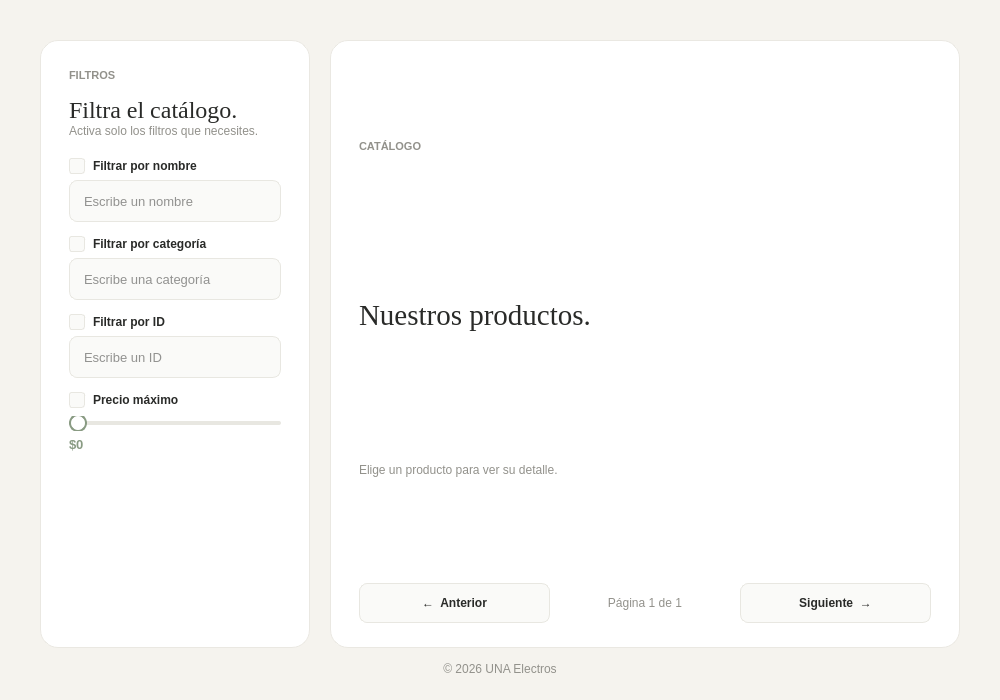
Above: proyecto progra/menuPaginacion.ui from AntonyEduardoAguirre/proyectoprogramacion2 before the change. Below: the same form after it.
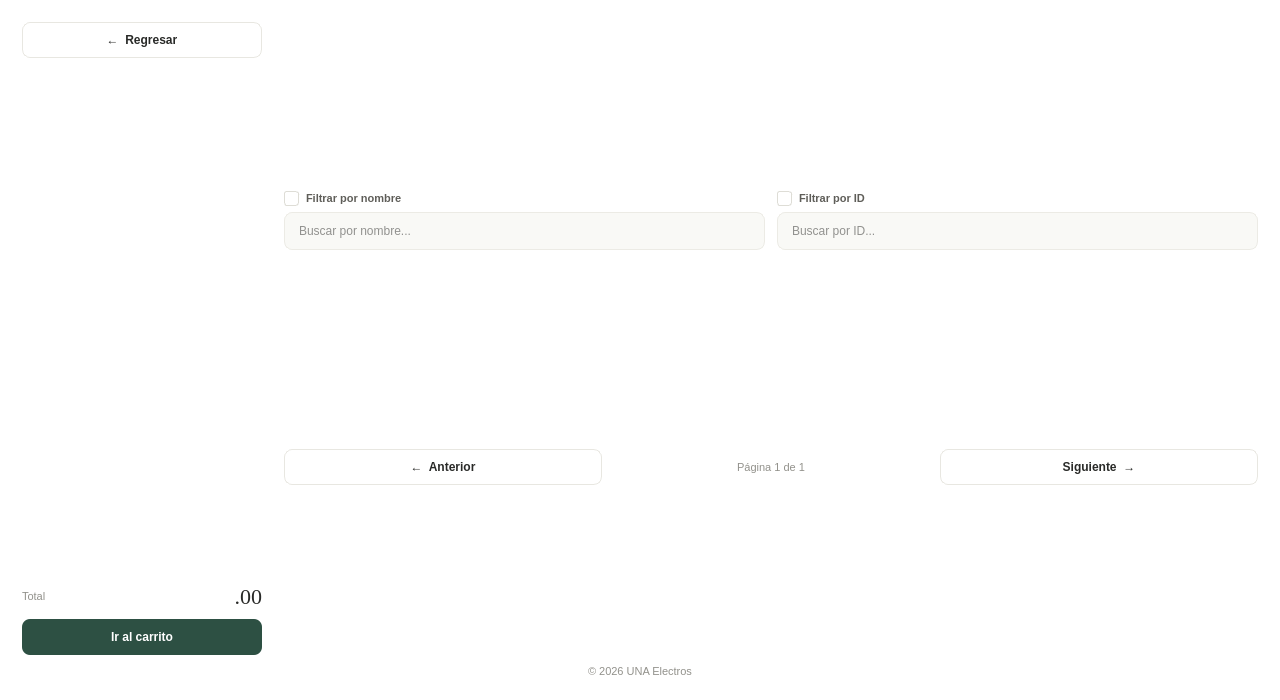
That is the form after the change.

```diff
--- a/proyecto progra/menuPaginacion.ui
+++ b/proyecto progra/menuPaginacion.ui
@@ -6,13 +6,13 @@
    <rect>
     <x>0</x>
     <y>0</y>
-    <width>1000</width>
+    <width>1280</width>
     <height>700</height>
    </rect>
   </property>
   <property name="minimumSize">
    <size>
-    <width>920</width>
+    <width>1100</width>
     <height>640</height>
    </size>
   </property>
@@ -21,9 +21,15 @@
   </property>
   <property name="styleSheet">
    <string notr="true">QMainWindow, #centralwidget {
-	background-color: #F5F3EE;
+	background-color: #FFFFFF;
+	font-family: "Segoe UI";
+	font-size: 12px;
 }
-#cardFiltros, #cardCatalogo, #cardDetalle {
+#cardFiltros, #cardCatalogo {
+	background: transparent;
+	border: none;
+}
+#cardDetalle {
 	background-color: #FFFFFF;
 	border: 1px solid #EAE8E2;
 	border-radius: 18px;
@@ -36,46 +42,55 @@
 }
 QLabel#titleFiltros {
 	color: #292A28;
-	font-family: Georgia;
+	font-family: "Segoe UI";
+	font-size: 17px;
+	font-weight: 600;
+}
+QLabel#titleCatalogo {
+	color: #292A28;
+	font-family: "Segoe UI";
+	font-size: 22px;
+	font-weight: 600;
+}
+QLabel#titleDetalle {
+	color: #292A28;
+	font-family: "Segoe UI";
 	font-size: 24px;
-}
-QLabel#titleCatalogo, QLabel#titleDetalle {
-	color: #292A28;
-	font-family: Georgia;
-	font-size: 29px;
+	font-weight: 600;
 }
 QLabel#subtitleFiltros, QLabel#subtitleCatalogo, QLabel#subtitleDetalle,
 QLabel#copyrightMenu, QLabel#copyrightDetalle, QLabel#lblPagina {
 	color: #92918B;
 	font-family: "Segoe UI";
-	font-size: 12px;
+	font-size: 11px;
 }
 QCheckBox {
-	color: #292A28;
+	color: #5F5E59;
 	font-family: "Segoe UI";
-	font-size: 12px;
+	font-size: 11px;
 	font-weight: 600;
-	spacing: 8px;
+	spacing: 7px;
 }
 QCheckBox::indicator {
-	width: 14px;
-	height: 14px;
-	border: 1px solid #E8E7E1;
+	width: 13px;
+	height: 13px;
+	border: 1px solid #DEDDD6;
 	border-radius: 3px;
-	background: #FAFAF8;
+	background: #FFFFFF;
 }
 QCheckBox::indicator:checked {
-	background: #899B83;
-	border-color: #899B83;
+	background: #2D5043;
+	border-color: #2D5043;
 }
 QLineEdit {
-	background-color: #FAFAF8;
+	background-color: #F9F9F6;
 	color: #292A28;
-	border: 1px solid #E8E7E1;
+	border: 1px solid #ECEBE5;
 	border-radius: 8px;
 	padding: 0 12px;
-	min-height: 40px;
-	font-size: 13px;
+	min-height: 36px;
+	font-family: "Segoe UI";
+	font-size: 12px;
 }
 QLineEdit:focus {
 	border: 1px solid #899B83;
@@ -91,12 +106,12 @@
 	border-radius: 2px;
 }
 QSlider::sub-page:horizontal {
-	background: #899B83;
+	background: #2D5043;
 	border-radius: 2px;
 }
 QSlider::handle:horizontal {
 	background: #FFFFFF;
-	border: 2px solid #899B83;
+	border: 2px solid #2D5043;
 	width: 14px;
 	height: 14px;
 	margin: -7px 0;
@@ -112,33 +127,33 @@
 	border-color: #C9CCC5;
 }
 QLabel#lblPrecio {
-	color: #899B83;
-	font-family: "Segoe UI";
-	font-size: 13px;
-	font-weight: 600;
+	color: #292A28;
+	font-family: Georgia;
+	font-size: 22px;
 }
 QPushButton#btnProducto {
 	background-color: #FAFAF8;
 	color: #292A28;
 	border: 1px solid #EAE8E2;
 	border-radius: 12px;
-	padding: 12px;
+	padding: 10px;
 	font-family: "Segoe UI";
-	font-size: 13px;
+	font-size: 11px;
 	font-weight: 600;
 }
 QPushButton#btnProducto:hover {
 	background-color: #F4F7F3;
 	border-color: #899B83;
 }
-QPushButton#btnAnterior, QPushButton#btnSiguiente, QPushButton#btnSalir {
-	background: #FAFAF8;
+QPushButton#btnAnterior, QPushButton#btnSiguiente, QPushButton#btnRegresar, QPushButton#btnSalir {
+	background: #FFFFFF;
 	color: #292A28;
 	border: 1px solid #E8E7E1;
 	border-radius: 8px;
-	min-height: 38px;
+	min-height: 34px;
 	padding: 0 16px;
 	font-family: "Segoe UI";
+	font-size: 12px;
 	font-weight: 600;
 }
 QPushButton#btnAnterior:hover, QPushButton#btnSiguiente:hover, QPushButton#btnSalir:hover {
@@ -149,13 +164,30 @@
 	color: #B5B4AE;
 	border-color: #EFEEE9;
 }
+QPushButton#btnCarrito {
+	background: #2D5043;
+	color: #FFFFFF;
+	border: none;
+	border-radius: 8px;
+	min-height: 36px;
+	font-family: "Segoe UI";
+	font-size: 12px;
+	font-weight: 600;
+}
+QPushButton#btnCarrito:hover {
+	background: #244238;
+}
+QPushButton#btnCarrito:pressed {
+	background: #1D372E;
+}
 QPushButton#btnComprar {
-	background: #899B83;
+	background: #2D5043;
 	color: #FFFFFF;
 	border: none;
 	border-radius: 8px;
-	min-height: 43px;
+	min-height: 42px;
 	font-family: "Segoe UI";
+	font-size: 12px;
 	font-weight: 600;
 }
 QPushButton#btnComprar:hover {
@@ -170,21 +202,51 @@
 	padding: 12px;
 	font-size: 13px;
 }
+
+ QScrollArea#scrollCarritoPanel {
+ 	background: transparent;
+ 	border: none;
+ }
+ QWidget#areaCarritoPanel {
+ 	background: transparent;
+ }
+ QLabel#lblCarritoVacio, QLabel#lblItemCarritoPanel {
+ 	color: #292A28;
+ 	background: #FAFAF8;
+ 	border: 1px solid #EAE8E2;
+ 	border-radius: 8px;
+ 	padding: 14px;
+ 	font-family: "Segoe UI";
+ 	font-size: 13px;
+ }
+ QLabel#lblCarritoVacio {
+ 	color: #92918B;
+ }
+ QLabel#lblTituloTotalPanel {
+ 	color: #92918B;
+ 	font-family: "Segoe UI";
+ 	font-size: 11px;
+ }
+ QLabel#lblTotalPanel {
+ 	color: #292A28;
+ 	font-family: Georgia;
+ 	font-size: 22px;
+ }
 </string>
   </property>
   <widget class="QWidget" name="centralwidget">
    <layout class="QVBoxLayout" name="verticalLayoutMain">
     <property name="leftMargin">
-     <number>24</number>
+     <number>22</number>
     </property>
     <property name="topMargin">
-     <number>24</number>
+     <number>22</number>
     </property>
     <property name="rightMargin">
-     <number>24</number>
+     <number>22</number>
     </property>
     <property name="bottomMargin">
-     <number>24</number>
+     <number>22</number>
     </property>
     <item>
      <widget class="QStackedWidget" name="stackedWidget">
@@ -194,16 +256,16 @@
       <widget class="QWidget" name="paginaMenu">
        <layout class="QVBoxLayout" name="layoutPaginaMenu" stretch="1,0">
         <property name="spacing">
-         <number>14</number>
+         <number>10</number>
         </property>
         <property name="leftMargin">
-         <number>16</number>
+         <number>0</number>
         </property>
         <property name="topMargin">
-         <number>16</number>
+         <number>0</number>
         </property>
         <property name="rightMargin">
-         <number>16</number>
+         <number>0</number>
         </property>
         <property name="bottomMargin">
          <number>0</number>
@@ -211,19 +273,19 @@
         <item>
          <layout class="QHBoxLayout" name="horizontalLayoutMenu" stretch="0,1">
           <property name="spacing">
-           <number>20</number>
+           <number>22</number>
           </property>
           <item>
            <widget class="QFrame" name="cardFiltros">
             <property name="minimumSize">
              <size>
-              <width>270</width>
+              <width>240</width>
               <height>0</height>
              </size>
             </property>
             <property name="maximumSize">
              <size>
-              <width>300</width>
+              <width>240</width>
               <height>16777215</height>
              </size>
             </property>
@@ -235,21 +297,21 @@
               <number>0</number>
              </property>
              <property name="leftMargin">
-              <number>28</number>
+               <number>0</number>
              </property>
              <property name="topMargin">
-              <number>28</number>
+               <number>0</number>
              </property>
              <property name="rightMargin">
-              <number>28</number>
+               <number>0</number>
              </property>
              <property name="bottomMargin">
-              <number>24</number>
+               <number>0</number>
              </property>
              <item>
-              <widget class="QLabel" name="eyebrowFiltros">
+               <widget class="QPushButton" name="btnRegresar">
                <property name="text">
-                <string>FILTROS</string>
+                 <string>←  Regresar</string>
                </property>
               </widget>
              </item>
@@ -264,26 +326,46 @@
                <property name="sizeHint" stdset="0">
                 <size>
                  <width>20</width>
-                 <height>14</height>
+                  <height>18</height>
                 </size>
                </property>
               </spacer>
              </item>
              <item>
-              <widget class="QLabel" name="titleFiltros">
-               <property name="text">
-                <string>Filtra el catálogo.</string>
-               </property>
-              </widget>
-             </item>
-             <item>
-              <widget class="QLabel" name="subtitleFiltros">
-               <property name="text">
-                <string>Activa solo los filtros que necesites.</string>
-               </property>
-               <property name="wordWrap">
+               <widget class="QScrollArea" name="scrollCarritoPanel">
+                <property name="frameShape">
+                 <enum>QFrame::NoFrame</enum>
+                </property>
+                <property name="widgetResizable">
                 <bool>true</bool>
                </property>
+                <widget class="QWidget" name="areaCarritoPanel">
+                 <property name="geometry">
+                  <rect>
+                   <x>0</x>
+                   <y>0</y>
+                   <width>240</width>
+                   <height>300</height>
+                  </rect>
+                 </property>
+                 <layout class="QVBoxLayout" name="layoutCarritoPanel">
+                  <property name="spacing">
+                   <number>10</number>
+                  </property>
+                  <property name="leftMargin">
+                   <number>0</number>
+                  </property>
+                  <property name="topMargin">
+                   <number>0</number>
+                  </property>
+                  <property name="rightMargin">
+                   <number>0</number>
+                  </property>
+                  <property name="bottomMargin">
+                   <number>0</number>
+                  </property>
+                 </layout>
+                </widget>
               </widget>
              </item>
              <item>
@@ -297,11 +379,101 @@
                <property name="sizeHint" stdset="0">
                 <size>
                  <width>20</width>
+                  <height>12</height>
+                 </size>
+                </property>
+               </spacer>
+              </item>
+              <item>
+               <layout class="QHBoxLayout" name="layoutTotalPanel">
+                <item>
+                 <widget class="QLabel" name="lblTituloTotalPanel">
+                  <property name="text">
+                   <string>Total</string>
+                  </property>
+                 </widget>
+                </item>
+                <item>
+                 <spacer name="spacerTotalPanel">
+                  <property name="orientation">
+                   <enum>Qt::Horizontal</enum>
+                  </property>
+                  <property name="sizeHint" stdset="0">
+                   <size>
+                    <width>40</width>
                  <height>20</height>
                 </size>
                </property>
               </spacer>
              </item>
+                <item>
+                 <widget class="QLabel" name="lblTotalPanel">
+                  <property name="text">
+                   <string>.00</string>
+                  </property>
+                  <property name="alignment">
+                   <set>Qt::AlignRight|Qt::AlignTrailing|Qt::AlignVCenter</set>
+                  </property>
+                 </widget>
+                </item>
+               </layout>
+              </item>
+              <item>
+               <spacer name="spacerAntesBotonPanel">
+                <property name="orientation">
+                 <enum>Qt::Vertical</enum>
+                </property>
+                <property name="sizeType">
+                 <enum>QSizePolicy::Fixed</enum>
+                </property>
+                <property name="sizeHint" stdset="0">
+                 <size>
+                  <width>20</width>
+                  <height>10</height>
+                 </size>
+                </property>
+               </spacer>
+              </item>
+              <item>
+               <widget class="QPushButton" name="btnCarrito">
+                <property name="text">
+                 <string>Ir al carrito</string>
+                </property>
+               </widget>
+              </item>
+             </layout></widget>
+          </item>
+          <item>
+           <widget class="QFrame" name="cardCatalogo">
+            <property name="frameShape">
+             <enum>QFrame::NoFrame</enum>
+            </property>
+                         <layout class="QVBoxLayout" name="layoutCatalogo" stretch="0,0,1,0,0">
+              <property name="spacing">
+               <number>0</number>
+              </property>
+              <property name="leftMargin">
+               <number>0</number>
+              </property>
+              <property name="topMargin">
+               <number>0</number>
+              </property>
+              <property name="rightMargin">
+               <number>0</number>
+              </property>
+              <property name="bottomMargin">
+               <number>0</number>
+              </property>
+              <item>
+               <layout class="QHBoxLayout" name="layoutBusqueda" stretch="1,1">
+                <property name="spacing">
+                 <number>12</number>
+                </property>
+                <item>
+                 <layout class="QVBoxLayout" name="layoutBusquedaNombre">
+                  <property name="spacing">
+                   <number>6</number>
+                  </property>
              <item>
               <widget class="QCheckBox" name="chkNombre">
                <property name="text">
@@ -309,91 +481,20 @@
                </property>
               </widget>
              </item>
-             <item>
-              <spacer name="spacerChkNombre">
-               <property name="orientation">
-                <enum>Qt::Vertical</enum>
-               </property>
-               <property name="sizeType">
-                <enum>QSizePolicy::Fixed</enum>
-               </property>
-               <property name="sizeHint" stdset="0">
-                <size>
-                 <width>20</width>
-                 <height>6</height>
-                </size>
-               </property>
-              </spacer>
-             </item>
              <item>
               <widget class="QLineEdit" name="leNombre">
                <property name="placeholderText">
-                <string>Escribe un nombre</string>
+                     <string>Buscar por nombre...</string>
                </property>
               </widget>
              </item>
-             <item>
-              <spacer name="spacerNombre">
-               <property name="orientation">
-                <enum>Qt::Vertical</enum>
-               </property>
-               <property name="sizeType">
-                <enum>QSizePolicy::Fixed</enum>
-               </property>
-               <property name="sizeHint" stdset="0">
-                <size>
-                 <width>20</width>
-                 <height>14</height>
-                </size>
-               </property>
-              </spacer>
+                 </layout>
              </item>
              <item>
-              <widget class="QCheckBox" name="chkCategoria">
-               <property name="text">
-                <string>Filtrar por categoría</string>
-               </property>
-              </widget>
-             </item>
-             <item>
-              <spacer name="spacerChkCategoria">
-               <property name="orientation">
-                <enum>Qt::Vertical</enum>
-               </property>
-               <property name="sizeType">
-                <enum>QSizePolicy::Fixed</enum>
-               </property>
-               <property name="sizeHint" stdset="0">
-                <size>
-                 <width>20</width>
-                 <height>6</height>
-                </size>
-               </property>
-              </spacer>
-             </item>
-             <item>
-              <widget class="QLineEdit" name="leCategoria">
-               <property name="placeholderText">
-                <string>Escribe una categoría</string>
-               </property>
-              </widget>
-             </item>
-             <item>
-              <spacer name="spacerCategoria">
-               <property name="orientation">
-                <enum>Qt::Vertical</enum>
-               </property>
-               <property name="sizeType">
-                <enum>QSizePolicy::Fixed</enum>
-               </property>
-               <property name="sizeHint" stdset="0">
-                <size>
-                 <width>20</width>
-                 <height>14</height>
-                </size>
-               </property>
-              </spacer>
-             </item>
+                 <layout class="QVBoxLayout" name="layoutBusquedaId">
+                  <property name="spacing">
+                   <number>6</number>
+                  </property>
              <item>
               <widget class="QCheckBox" name="chkId">
                <property name="text">
@@ -401,144 +502,19 @@
                </property>
               </widget>
              </item>
-             <item>
-              <spacer name="spacerChkId">
-               <property name="orientation">
-                <enum>Qt::Vertical</enum>
-               </property>
-               <property name="sizeType">
-                <enum>QSizePolicy::Fixed</enum>
-               </property>
-               <property name="sizeHint" stdset="0">
-                <size>
-                 <width>20</width>
-                 <height>6</height>
-                </size>
-               </property>
-              </spacer>
-             </item>
              <item>
               <widget class="QLineEdit" name="leId">
                <property name="placeholderText">
-                <string>Escribe un ID</string>
+                     <string>Buscar por ID...</string>
                </property>
               </widget>
              </item>
-             <item>
-              <spacer name="spacerId">
-               <property name="orientation">
-                <enum>Qt::Vertical</enum>
-               </property>
-               <property name="sizeType">
-                <enum>QSizePolicy::Fixed</enum>
-               </property>
-               <property name="sizeHint" stdset="0">
-                <size>
-                 <width>20</width>
-                 <height>14</height>
-                </size>
-               </property>
-              </spacer>
-             </item>
-             <item>
-              <widget class="QCheckBox" name="chkPrecio">
-               <property name="text">
-                <string>Precio máximo</string>
-               </property>
-              </widget>
-             </item>
-             <item>
-              <spacer name="spacerChkPrecio">
-               <property name="orientation">
-                <enum>Qt::Vertical</enum>
-               </property>
-               <property name="sizeType">
-                <enum>QSizePolicy::Fixed</enum>
-               </property>
-               <property name="sizeHint" stdset="0">
-                <size>
-                 <width>20</width>
-                 <height>8</height>
-                </size>
-               </property>
-              </spacer>
-             </item>
-             <item>
-              <widget class="QSlider" name="sldPrecio">
-               <property name="orientation">
-                <enum>Qt::Horizontal</enum>
-               </property>
-              </widget>
-             </item>
-             <item>
-              <spacer name="spacerSlider">
-               <property name="orientation">
-                <enum>Qt::Vertical</enum>
-               </property>
-               <property name="sizeType">
-                <enum>QSizePolicy::Fixed</enum>
-               </property>
-               <property name="sizeHint" stdset="0">
-                <size>
-                 <width>20</width>
-                 <height>6</height>
-                </size>
-               </property>
-              </spacer>
-             </item>
-             <item>
-              <widget class="QLabel" name="lblPrecio">
-               <property name="text">
-                <string>$0</string>
-               </property>
-              </widget>
-             </item>
-             <item>
-              <spacer name="spacerFiltros">
-               <property name="orientation">
-                <enum>Qt::Vertical</enum>
-               </property>
-               <property name="sizeHint" stdset="0">
-                <size>
-                 <width>20</width>
-                 <height>40</height>
-                </size>
-               </property>
-              </spacer>
-             </item>
-            </layout>
-           </widget>
+                 </layout>
+                </item>
+               </layout>
           </item>
           <item>
-           <widget class="QFrame" name="cardCatalogo">
-            <property name="frameShape">
-             <enum>QFrame::NoFrame</enum>
-            </property>
-            <layout class="QVBoxLayout" name="layoutCatalogo" stretch="0,0,0,0,0,1,0,0">
-             <property name="spacing">
-              <number>0</number>
-             </property>
-             <property name="leftMargin">
-              <number>28</number>
-             </property>
-             <property name="topMargin">
-              <number>28</number>
-             </property>
-             <property name="rightMargin">
-              <number>28</number>
-             </property>
-             <property name="bottomMargin">
-              <number>24</number>
-             </property>
-             <item>
-              <widget class="QLabel" name="eyebrowCatalogo">
-               <property name="text">
-                <string>CATÁLOGO</string>
-               </property>
-              </widget>
-             </item>
-             <item>
-              <spacer name="spacerEyebrowCatalogo">
+               <spacer name="spacerBusqueda">
                <property name="orientation">
                 <enum>Qt::Vertical</enum>
                </property>
@@ -548,37 +524,7 @@
                <property name="sizeHint" stdset="0">
                 <size>
                  <width>20</width>
-                 <height>14</height>
-                </size>
-               </property>
-              </spacer>
-             </item>
-             <item>
-              <widget class="QLabel" name="titleCatalogo">
-               <property name="text">
-                <string>Nuestros productos.</string>
-               </property>
-              </widget>
-             </item>
-             <item>
-              <widget class="QLabel" name="subtitleCatalogo">
-               <property name="text">
-                <string>Elige un producto para ver su detalle.</string>
-               </property>
-              </widget>
-             </item>
-             <item>
-              <spacer name="spacerSubtituloCatalogo">
-               <property name="orientation">
-                <enum>Qt::Vertical</enum>
-               </property>
-               <property name="sizeType">
-                <enum>QSizePolicy::Fixed</enum>
-               </property>
-               <property name="sizeHint" stdset="0">
-                <size>
-                 <width>20</width>
-                 <height>20</height>
+                  <height>18</height>
                 </size>
                </property>
               </spacer>
@@ -601,13 +547,16 @@
                <property name="sizeHint" stdset="0">
                 <size>
                  <width>20</width>
-                 <height>16</height>
+                 <height>12</height>
                 </size>
                </property>
               </spacer>
              </item>
              <item>
-              <layout class="QHBoxLayout" name="layoutPaginacion">
+              <layout class="QHBoxLayout" name="layoutPaginacion" stretch="1,1,1">
+               <property name="spacing">
+                <number>10</number>
+               </property>
                <item>
                 <widget class="QPushButton" name="btnAnterior">
                  <property name="text">
```
Left out of the diff: 21 changed lines with no effect on the pictures. Lines whose indentation alone changed are shown as unchanged.
